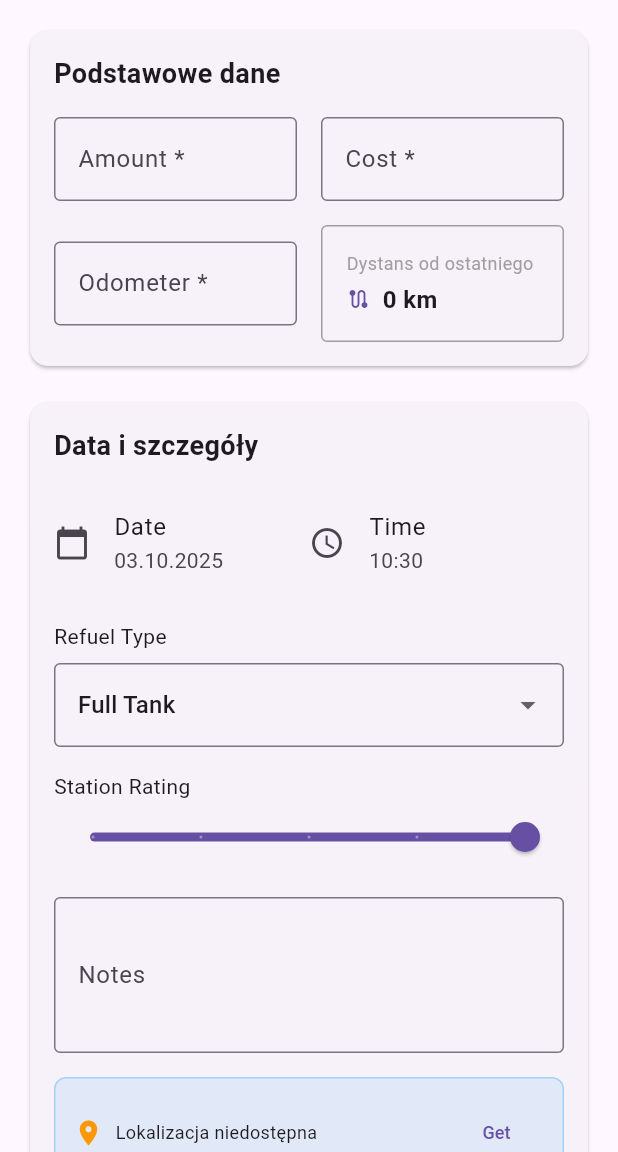
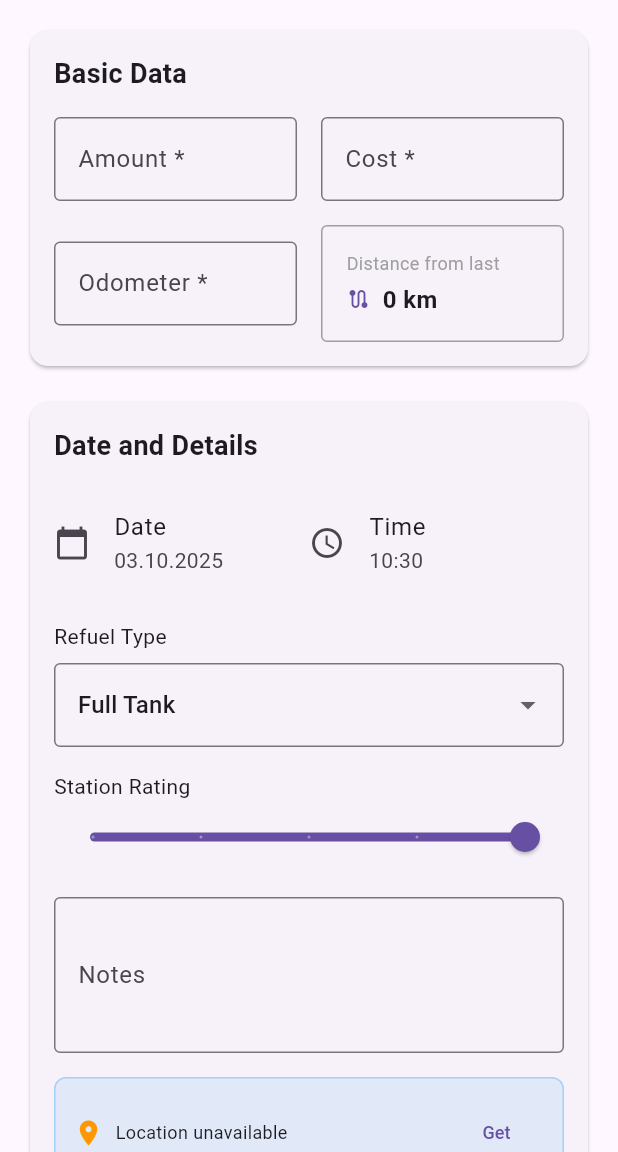
Before and after one commit to mikspec/fuelcalc, a Flutter app: the RefuelListScreen screen opened directly with empty values, after a tap on the "add" icon, on a phone screen of 412 x 824 dp, the part 84-1236 px from its top. Run offline on Flutter 3.47's test engine with Material 3 defaults, Android fonts, the phone set to English and light mode, and no system bars; our stand-ins replace file_picker, fl_chart, geolocator, permission_handler, shared_preferences, sqflite and 1 more; missing offline and left inert: dart:html; accounts and stored records are empty.

Commit message:
Localization part II

```diff
--- a/lib/l10n/app_localizations.dart
+++ b/lib/l10n/app_localizations.dart
@@ -872,7 +872,7 @@ abstract class AppLocalizations {
   /// **'Edit Expense'**
   String get editExpense;
 
-  /// Basic data section title
+  /// Basic data section title for refuel form
   ///
   /// In en, this message translates to:
   /// **'Basic Data'**
@@ -1189,6 +1189,156 @@ abstract class AppLocalizations {
   /// In en, this message translates to:
   /// **'Average cost'**
   String get averageCost;
+
+  /// Invalid volume validation message
+  ///
+  /// In en, this message translates to:
+  /// **'Invalid volume'**
+  String get invalidVolume;
+
+  /// Invalid odometer reading validation message
+  ///
+  /// In en, this message translates to:
+  /// **'Invalid odometer reading'**
+  String get invalidOdometerReading;
+
+  /// Error loading last odometer reading
+  ///
+  /// In en, this message translates to:
+  /// **'Error loading last odometer reading: {error}'**
+  String errorLoadingLastOdometer(String error);
+
+  /// Error loading location
+  ///
+  /// In en, this message translates to:
+  /// **'Error loading location: {error}'**
+  String errorLoadingLocation(String error);
+
+  /// Error calculating distance
+  ///
+  /// In en, this message translates to:
+  /// **'Error calculating distance: {error}'**
+  String errorCalculatingDistance(String error);
+
+  /// Distance from last refuel label
+  ///
+  /// In en, this message translates to:
+  /// **'Distance from last'**
+  String get distanceFromLast;
+
+  /// Last odometer reading
+  ///
+  /// In en, this message translates to:
+  /// **'Last: {reading} km'**
+  String lastOdometer(String reading);
+
+  /// Additional information hint text
+  ///
+  /// In en, this message translates to:
+  /// **'Additional information...'**
+  String get additionalInfoHint;
+
+  /// Loading location text
+  ///
+  /// In en, this message translates to:
+  /// **'Loading location...'**
+  String get loadingLocation;
+
+  /// Location coordinates display
+  ///
+  /// In en, this message translates to:
+  /// **'Location: {latitude}, {longitude}'**
+  String locationCoordinates(String latitude, String longitude);
+
+  /// Location unavailable text
+  ///
+  /// In en, this message translates to:
+  /// **'Location unavailable'**
+  String get locationUnavailable;
+
+  /// Update refuel button text
+  ///
+  /// In en, this message translates to:
+  /// **'Update Refuel'**
+  String get updateRefuel;
+
+  /// Add refuel button text
+  ///
+  /// In en, this message translates to:
+  /// **'Add Refuel'**
+  String get addRefuelButton;
+
+  /// Error loading expenses message
+  ///
+  /// In en, this message translates to:
+  /// **'Error loading expenses: {error}'**
+  String errorLoadingExpenses(String error);
+
+  /// Error deleting expense message
+  ///
+  /// In en, this message translates to:
+  /// **'Error deleting expense: {error}'**
+  String errorDeletingExpense(String error);
+
+  /// Date label
+  ///
+  /// In en, this message translates to:
+  /// **'Date:'**
+  String get dateLabel;
+
+  /// Rating label
+  ///
+  /// In en, this message translates to:
+  /// **'Rating:'**
+  String get ratingLabel;
+
+  /// No description placeholder text
+  ///
+  /// In en, this message translates to:
+  /// **'No description'**
+  String get noDescription;
+
+  /// No refuels message
+  ///
+  /// In en, this message translates to:
+  /// **'No refuels yet'**
+  String get noRefuelsYet;
+
+  /// Add first refuel instruction
+  ///
+  /// In en, this message translates to:
+  /// **'Add your first refuel using the button below'**
+  String get addFirstRefuel;
+
+  /// Price per liter label
+  ///
+  /// In en, this message translates to:
+  /// **'Price per liter'**
+  String get pricePerLiter;
+
+  /// Consumption label
+  ///
+  /// In en, this message translates to:
+  /// **'Consumption'**
+  String get consumption;
+
+  /// Odometer reading label
+  ///
+  /// In en, this message translates to:
+  /// **'Odometer reading'**
+  String get odometerReading;
+
+  /// GPS location label
+  ///
+  /// In en, this message translates to:
+  /// **'GPS Location'**
+  String get gpsLocation;
+
+  /// Add refuel tooltip
+  ///
+  /// In en, this message translates to:
+  /// **'Add refuel'**
+  String get addRefuelTooltip;
 }
 
 class _AppLocalizationsDelegate
--- a/lib/screens/expense_form_screen.dart
+++ b/lib/screens/expense_form_screen.dart
@@ -213,7 +213,7 @@ class _ExpenseFormScreenState extends State<ExpenseFormScreen> {
                         const SizedBox(width: 16),
                         Expanded(
                           child: DropdownButtonFormField<int>(
-                            value: _expenseType,
+                            initialValue: _expenseType,
                             decoration: InputDecoration(
                               labelText: l10n.category,
                               border: OutlineInputBorder(),
--- a/lib/screens/home_screen.dart
+++ b/lib/screens/home_screen.dart
@@ -224,7 +224,7 @@ class _HomeScreenState extends State<HomeScreen> {
                           child: Icon(Icons.directions_car),
                         ),
                         title: Text(car.carAliasName ?? car.carName),
-                        subtitle: Text(car.carDescription ?? 'Brak opisu'),
+                        subtitle: Text(car.carDescription ?? l10n.noDescription),
                         trailing: PopupMenuButton(
                           onSelected: (value) {
                             switch (value) {
--- a/lib/screens/refuel_form_screen.dart
+++ b/lib/screens/refuel_form_screen.dart
@@ -1,4 +1,5 @@
 import 'package:flutter/material.dart';
+import 'package:flutter/foundation.dart';
 import 'package:intl/intl.dart';
 import '../models/car.dart';
 import '../models/refuel.dart';
@@ -77,7 +78,9 @@ class _RefuelFormScreenState extends State<RefuelFormScreen> {
         });
       }
     } catch (e) {
-      print('Błąd ładowania ostatniego odczytu licznika: $e');
+      if (kDebugMode) {
+        debugPrint('Error loading last odometer reading: $e');
+      }
     }
   }
 
@@ -95,7 +98,9 @@ class _RefuelFormScreenState extends State<RefuelFormScreen> {
       });
     } catch (e) {
       setState(() => _isLoadingLocation = false);
-      print('Błąd pobierania lokalizacji: $e');
+      if (kDebugMode) {
+        debugPrint('Error loading location: $e');
+      }
     }
   }
 
@@ -119,7 +124,9 @@ class _RefuelFormScreenState extends State<RefuelFormScreen> {
       );
       setState(() => _calculatedDistance = distance);
     } catch (e) {
-      print('Błąd obliczania dystansu: $e');
+      if (kDebugMode) {
+        debugPrint('Error calculating distance: $e');
+      }
       setState(() => _calculatedDistance = 0.0);
     }
   }
@@ -247,9 +254,9 @@ class _RefuelFormScreenState extends State<RefuelFormScreen> {
                 child: Column(
                   crossAxisAlignment: CrossAxisAlignment.start,
                   children: [
-                    const Text(
-                      'Podstawowe dane',
-                      style: TextStyle(fontSize: 18, fontWeight: FontWeight.bold),
+                    Text(
+                      l10n.basicData,
+                      style: const TextStyle(fontSize: 18, fontWeight: FontWeight.bold),
                     ),
                     const SizedBox(height: 16),
                     Row(
@@ -265,11 +272,11 @@ class _RefuelFormScreenState extends State<RefuelFormScreen> {
                             keyboardType: const TextInputType.numberWithOptions(decimal: true),
                             validator: (value) {
                               if (value == null || value.isEmpty) {
-                                return 'Wymagane';
+                                return l10n.required;
                               }
                               final volume = double.tryParse(value);
                               if (volume == null || volume <= 0) {
-                                return 'Nieprawidłowa ilość';
+                                return l10n.invalidVolume;
                               }
                               return null;
                             },
@@ -287,11 +294,11 @@ class _RefuelFormScreenState extends State<RefuelFormScreen> {
                             keyboardType: const TextInputType.numberWithOptions(decimal: true),
                             validator: (value) {
                               if (value == null || value.isEmpty) {
-                                return 'Wymagane';
+                                return l10n.required;
                               }
                               final price = double.tryParse(value);
                               if (price == null || price <= 0) {
-                                return 'Nieprawidłowy koszt';
+                                return l10n.invalidCost;
                               }
                               return null;
                             },
@@ -314,11 +321,11 @@ class _RefuelFormScreenState extends State<RefuelFormScreen> {
                             onChanged: (value) => _calculateDistance(),
                             validator: (value) {
                               if (value == null || value.isEmpty) {
-                                return 'Wymagane';
+                                return l10n.required;
                               }
                               final odometer = double.tryParse(value);
                               if (odometer == null || odometer <= 0) {
-                                return 'Nieprawidłowy stan';
+                                return l10n.invalidOdometerReading;
                               }
 
                               // Walidacja czy stan licznika jest większy od ostatniego
@@ -339,9 +346,9 @@ class _RefuelFormScreenState extends State<RefuelFormScreen> {
                             child: Column(
                               crossAxisAlignment: CrossAxisAlignment.start,
                               children: [
-                                const Text(
-                                  'Dystans od ostatniego',
-                                  style: TextStyle(
+                                Text(
+                                  l10n.distanceFromLast,
+                                  style: const TextStyle(
                                     fontSize: 12,
                                     color: Colors.grey,
                                   ),
@@ -366,7 +373,7 @@ class _RefuelFormScreenState extends State<RefuelFormScreen> {
                                 ),
                                 if (_lastOdometerReading != null && _lastOdometerReading! > 0)
                                   Text(
-                                    'Ostatni: ${_lastOdometerReading!.toStringAsFixed(0)} km',
+                                    l10n.lastOdometer(_lastOdometerReading!.toStringAsFixed(0)),
                                     style: const TextStyle(
                                       fontSize: 10,
                                       color: Colors.grey,
@@ -389,9 +396,9 @@ class _RefuelFormScreenState extends State<RefuelFormScreen> {
                 child: Column(
                   crossAxisAlignment: CrossAxisAlignment.start,
                   children: [
-                    const Text(
-                      'Data i szczegóły',
-                      style: TextStyle(fontSize: 18, fontWeight: FontWeight.bold),
+                    Text(
+                      l10n.dateAndDetails,
+                      style: const TextStyle(fontSize: 18, fontWeight: FontWeight.bold),
                     ),
                     const SizedBox(height: 16),
                     Row(
@@ -420,7 +427,7 @@ class _RefuelFormScreenState extends State<RefuelFormScreen> {
                     Text(l10n.refuelType),
                     const SizedBox(height: 8),
                     DropdownButtonFormField<int>(
-                      value: _refuelType,
+                      initialValue: _refuelType,
                       decoration: const InputDecoration(
                         border: OutlineInputBorder(),
                       ),
@@ -446,7 +453,7 @@ class _RefuelFormScreenState extends State<RefuelFormScreen> {
                       decoration: InputDecoration(
                         labelText: l10n.notes,
                         border: const OutlineInputBorder(),
-                        hintText: 'Dodatkowe informacje...',
+                        hintText: l10n.additionalInfoHint,
                       ),
                       maxLines: 3,
                     ),
@@ -471,10 +478,10 @@ class _RefuelFormScreenState extends State<RefuelFormScreen> {
                             Expanded(
                               child: Text(
                                 _isLoadingLocation
-                                  ? 'Pobieranie lokalizacji...'
+                                  ? l10n.loadingLocation
                                   : (_gpsLatitude != 0.0 || _gpsLongitude != 0.0)
-                                    ? 'Lokalizacja: ${_gpsLatitude.toStringAsFixed(6)}, ${_gpsLongitude.toStringAsFixed(6)}'
-                                    : 'Lokalizacja niedostępna',
+                                    ? l10n.locationCoordinates(_gpsLatitude.toStringAsFixed(6), _gpsLongitude.toStringAsFixed(6))
+                                    : l10n.locationUnavailable,
                                 style: const TextStyle(fontSize: 12),
                               ),
                             ),
@@ -499,7 +506,7 @@ class _RefuelFormScreenState extends State<RefuelFormScreen> {
                   padding: const EdgeInsets.symmetric(vertical: 16),
                 ),
                 child: Text(
-                  _isEditing ? 'Zaktualizuj tankowanie' : 'Dodaj tankowanie',
+                  _isEditing ? l10n.updateRefuel : l10n.addRefuelButton,
                   style: const TextStyle(fontSize: 16),
                 ),
               ),
--- a/lib/screens/refuel_list_screen.dart
+++ b/lib/screens/refuel_list_screen.dart
@@ -123,20 +123,20 @@ class _RefuelListScreenState extends State<RefuelListScreen> {
       body: _isLoading
           ? const Center(child: CircularProgressIndicator())
           : _refuels.isEmpty
-              ? const Center(
+              ? Center(
                   child: Column(
                     mainAxisAlignment: MainAxisAlignment.center,
                     children: [
-                      Icon(Icons.local_gas_station, size: 64, color: Colors.grey),
-                      SizedBox(height: 16),
+                      const Icon(Icons.local_gas_station, size: 64, color: Colors.grey),
+                      const SizedBox(height: 16),
                       Text(
-                        'Brak tankowań',
-                        style: TextStyle(fontSize: 18, color: Colors.grey),
+                        l10n.noRefuelsYet,
+                        style: const TextStyle(fontSize: 18, color: Colors.grey),
                       ),
-                      SizedBox(height: 8),
+                      const SizedBox(height: 8),
                       Text(
-                        'Dodaj pierwsze tankowanie używając przycisku poniżej',
-                        style: TextStyle(color: Colors.grey),
+                        l10n.addFirstRefuel,
+                        style: const TextStyle(color: Colors.grey),
                         textAlign: TextAlign.center,
                       ),
                     ],
@@ -205,19 +205,19 @@ class _RefuelListScreenState extends State<RefuelListScreen> {
                                     mainAxisAlignment: MainAxisAlignment.spaceAround,
                                     children: [
                                       _buildDetailItem(
-                                        'Cena za litr',
+                                        l10n.pricePerLiter,
                                         '${_numberFormat.format(refuel.pricePerLiter)} zł/l',
                                         Icons.attach_money,
                                       ),
                                       if (refuel.distance > 0)
                                         _buildDetailItem(
-                                          'Spalanie',
+                                          l10n.consumption,
                                           '${_numberFormat.format(refuel.consumption)} l/100km',
                                           Icons.speed,
                                         ),
                                       if (refuel.distance > 0)
                                         _buildDetailItem(
-                                          'Dystans',
+                                          l10n.distance,
                                           '${_numberFormat.format(refuel.distance)} km',
                                           Icons.route,
                                         ),
@@ -229,7 +229,7 @@ class _RefuelListScreenState extends State<RefuelListScreen> {
                                       mainAxisAlignment: MainAxisAlignment.center,
                                       children: [
                                         _buildDetailItem(
-                                          'Stan licznika',
+                                          l10n.odometerReading,
                                           '${_numberFormat.format(refuel.odometerState)} km',
                                           Icons.speed,
                                         ),
@@ -242,7 +242,7 @@ class _RefuelListScreenState extends State<RefuelListScreen> {
                                       mainAxisAlignment: MainAxisAlignment.center,
                                       children: [
                                         _buildDetailItem(
-                                          'Lokalizacja GPS',
+                                          l10n.gpsLocation,
                                           '${refuel.gpsLatitude.toStringAsFixed(4)}, ${refuel.gpsLongitude.toStringAsFixed(4)}',
                                           Icons.location_on,
                                         ),
@@ -286,7 +286,7 @@ class _RefuelListScreenState extends State<RefuelListScreen> {
                 ),
       floatingActionButton: FloatingActionButton(
         onPressed: _addRefuel,
-        tooltip: 'Dodaj tankowanie',
+        tooltip: l10n.addRefuelTooltip,
         child: const Icon(Icons.add),
       ),
     );
--- a/lib/services/backup_service.dart
+++ b/lib/services/backup_service.dart
@@ -1,5 +1,4 @@
 import 'dart:convert';
-import 'dart:typed_data';
 import 'dart:io';
 import 'package:flutter/foundation.dart';
 import 'package:path/path.dart';
--- a/lib/services/database_service.dart
+++ b/lib/services/database_service.dart
@@ -2,7 +2,6 @@ import 'dart:convert';
 import 'dart:io';
 import 'package:flutter/foundation.dart';
 import 'package:shared_preferences/shared_preferences.dart';
-import 'package:sqflite/sqflite.dart';
 import 'package:sqflite_common_ffi/sqflite_ffi.dart';
 import 'package:path/path.dart';
 import '../models/car.dart';
```
Also changed, not shown: lib/l10n/app_en.arb (+173 -0 lines), lib/l10n/app_localizations_en.dart (+89 -0 lines), lib/l10n/app_localizations_pl.dart (+90 -0 lines), lib/l10n/app_pl.arb (+28 -1 lines), lib/screens/expense_list_screen.dart (+4 -4 lines), lib/screens/statistics_screen.dart (+6 -6 lines).
